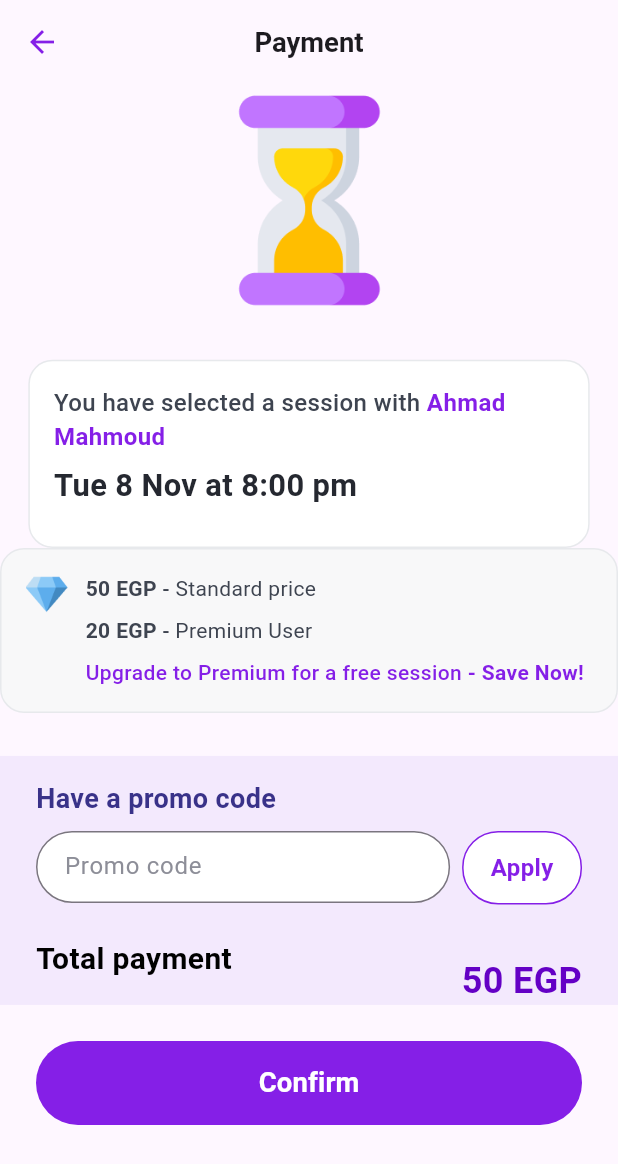
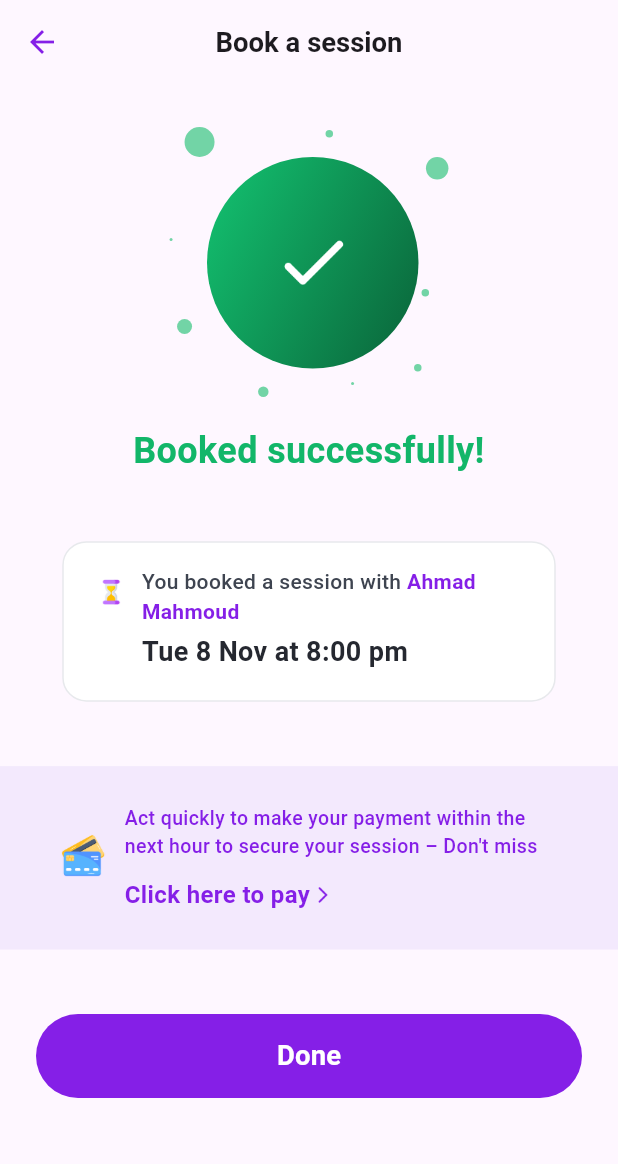
Before and after one commit to Alieliwa/mentor_Task, a Flutter app: the Payment screen opened by its route, after a tap on "Confirm", on a phone screen of 412 x 824 dp. Shown: the top 1164 px of the screen. Run offline on Flutter 3.47's test engine with Material 3 defaults, Android fonts, the phone set to English and light mode, and no system bars; our stand-ins replace flutter_screenutil, table_calendar.

Commit message:
sucessfully_Screen

```diff
--- /dev/null
+++ b/lib/presentation/component/paywidget.dart
@@ -0,0 +1,201 @@
+import 'package:flutter/material.dart';
+import 'package:flutter_screenutil/flutter_screenutil.dart';
+
+class Paywidget extends StatelessWidget {
+  @override
+  Widget build(BuildContext context) {
+    return Container(
+      width: double.infinity,
+      padding: const EdgeInsets.all(8),
+      decoration: BoxDecoration(color: Color(0xFFF3E9FD)),
+      child: Column(
+        mainAxisSize: MainAxisSize.min,
+        mainAxisAlignment: MainAxisAlignment.center,
+        crossAxisAlignment: CrossAxisAlignment.center,
+        children: [
+          Container(
+            height: 89.h,
+            child: Row(
+              mainAxisSize: MainAxisSize.min,
+              mainAxisAlignment: MainAxisAlignment.center,
+              crossAxisAlignment: CrossAxisAlignment.center,
+              children: [
+                Container(
+                  width: 36,
+                  height: 36,
+                  clipBehavior: Clip.antiAlias,
+                  decoration: BoxDecoration(),
+                  child: Stack(
+                    children: [
+                      Positioned(
+                        left: 1.06,
+                        top: 1.62,
+                        child: Container(
+                          width: 33.88,
+                          height: 32.77,
+                          child: Stack(
+                            children: [
+                              Positioned(
+                                left: 0,
+                                top: 0,
+                                child: Container(
+                                  width: 33.88,
+                                  height: 32.77,
+                                  child: Stack(
+                                    children: [
+                                      Positioned(
+                                        left: 0,
+                                        top: 0,
+                                        child: Container(
+                                          width: 33.88,
+                                          height: 29.89,
+                                          child: Stack(children: [
+                                            Image.asset(
+                                                "assets/image/img_10.png")
+                                          ]),
+                                        ),
+                                      ),
+                                      Positioned(
+                                        left: 3.22,
+                                        top: 26.39,
+                                        child: Container(
+                                          width: 25.97,
+                                          height: 2.29,
+                                          child: Stack(
+                                            children: [
+                                              Positioned(
+                                                left: 21.56,
+                                                top: -0,
+                                                child: Container(
+                                                  width: 4.41,
+                                                  height: 2.29,
+                                                  child: Stack(children: []),
+                                                ),
+                                              ),
+                                              Positioned(
+                                                left: 14.38,
+                                                top: 0,
+                                                child: Container(
+                                                  width: 4.41,
+                                                  height: 2.29,
+                                                  child: Stack(children: []),
+                                                ),
+                                              ),
+                                              Positioned(
+                                                left: 7.19,
+                                                top: 0,
+                                                child: Container(
+                                                  width: 4.41,
+                                                  height: 2.29,
+                                                  child: Stack(children: []),
+                                                ),
+                                              ),
+                                              Positioned(
+                                                left: 0,
+                                                top: 0,
+                                                child: Container(
+                                                  width: 4.41,
+                                                  height: 2.29,
+                                                  child: Stack(children: []),
+                                                ),
+                                              ),
+                                            ],
+                                          ),
+                                        ),
+                                      ),
+                                      Positioned(
+                                        left: 3.23,
+                                        top: 15.99,
+                                        child: Container(
+                                          width: 6.42,
+                                          height: 4.77,
+                                          child: Stack(children: []),
+                                        ),
+                                      ),
+                                      Positioned(
+                                        left: 23.30,
+                                        top: 16.79,
+                                        child: Container(
+                                          width: 5.89,
+                                          height: 2.88,
+                                          child: Stack(children: []),
+                                        ),
+                                      ),
+                                    ],
+                                  ),
+                                ),
+                              ),
+                            ],
+                          ),
+                        ),
+                      ),
+                    ],
+                  ),
+                ),
+                const SizedBox(width: 8),
+                Container(
+                  width: 290,
+                  padding: const EdgeInsets.symmetric(vertical: 8),
+                  child: Column(
+                    mainAxisSize: MainAxisSize.min,
+                    mainAxisAlignment: MainAxisAlignment.center,
+                    crossAxisAlignment: CrossAxisAlignment.start,
+                    children: [
+                      SizedBox(
+                        width: 301,
+                        height: 41,
+                        child: Text(
+                          'Act quickly to make your payment within the next hour to secure your session – Don\'t miss out!',
+                          style: TextStyle(
+                            color: Color(0xFF851FE7),
+                            fontSize: 13,
+                            fontWeight: FontWeight.w500,
+                          ),
+                        ),
+                      ),
+                      const SizedBox(height: 8),
+                      Container(
+                        clipBehavior: Clip.antiAlias,
+                        decoration: ShapeDecoration(
+                          shape: RoundedRectangleBorder(
+                              borderRadius: BorderRadius.circular(8)),
+                        ),
+                        child: Row(
+                          mainAxisSize: MainAxisSize.min,
+                          mainAxisAlignment: MainAxisAlignment.center,
+                          crossAxisAlignment: CrossAxisAlignment.center,
+                          children: [
+                            InkWell(
+                              onTap: () {},
+                              child: Text(
+                                'Click here to pay',
+                                style: TextStyle(
+                                  color: Color(0xFF851FE7),
+                                  fontSize: 16,
+                                  fontWeight: FontWeight.w700,
+                                ),
+                              ),
+                            ),
+                            Container(
+                              width: 16,
+                              height: 16,
+                              clipBehavior: Clip.antiAlias,
+                              decoration: BoxDecoration(),
+                              child: Stack(children: [
+                                Image.asset("assets/image/img_11.png")
+                              ]),
+                            ),
+                          ],
+                        ),
+                      ),
+                    ],
+                  ),
+                ),
+              ],
+            ),
+          ),
+        ],
+      ),
+    );
+  }
+}
--- a/lib/presentation/resources/routs_manager.dart
+++ b/lib/presentation/resources/routs_manager.dart
@@ -27,8 +27,8 @@ class RouteGenerator {
         return MaterialPageRoute(builder: (_) => DetailsScreen());
       case Routs.paymentRoute:
         return MaterialPageRoute(builder: (_) => Payment());
-      // case Routs.successfullyRoute:
-      //   return MaterialPageRoute(builder: (_) => BookedSuccessfully());
+      case Routs.successfullyRoute:
+        return MaterialPageRoute(builder: (_) => BookedSuccessfully());
       // case Routs.storeDetailsRoute:
       //   return MaterialPageRoute(builder: (_) => StoreDetailsView());
       // case Routs.onBoardingRoute:
--- a/lib/presentation/resources/string_manager.dart
+++ b/lib/presentation/resources/string_manager.dart
@@ -29,6 +29,7 @@ class AppStrings{
   static const sessionDuration = "The session duration is 30 minutes";
   static const date = "Date";
   static const time = "Time";
+  static const done = "Done";
   static const payment = "Payment";
   static const promoCode = "Promo code";
   static const bookSession = "Book a session";
--- a/lib/presentation/screens/book_session/book_session_free.dart
+++ b/lib/presentation/screens/book_session/book_session_free.dart
@@ -133,7 +133,7 @@ class _BookSessionFreeState extends State<BookSessionFree> {
             height: AppSize.s16,
           ),
           Padding(
-            padding: const EdgeInsets.only(top: AppPadding.p24,left: AppPadding.p24),
+            padding: const EdgeInsets.only(right: AppPadding.p24,left: AppPadding.p24),
             child: materialButton(
               text: AppStrings.next,
               color: ColorManager.primary,
--- a/lib/presentation/screens/booked_successfully/booked_successfully.dart
+++ b/lib/presentation/screens/booked_successfully/booked_successfully.dart
@@ -0,0 +1,165 @@
+import 'package:elmentor/presentation/component/buildbutton.dart';
+import 'package:elmentor/presentation/component/done.dart';
+import 'package:elmentor/presentation/component/paywidget.dart';
+import 'package:elmentor/presentation/resources/color_manager.dart';
+import 'package:elmentor/presentation/resources/fonts_manager.dart';
+import 'package:elmentor/presentation/resources/string_manager.dart';
+import 'package:elmentor/presentation/resources/valuse_manager.dart';
+import 'package:flutter/material.dart';
+import 'package:flutter_screenutil/flutter_screenutil.dart';
+
+class BookedSuccessfully extends StatelessWidget {
+  const BookedSuccessfully({super.key});
+
+  @override
+  Widget build(BuildContext context) {
+    return Scaffold(
+      appBar: AppBar(
+        centerTitle: true,
+        title: Text(
+          AppStrings.bookSession,
+          style: TextStyle(
+            fontSize: FontSize.s16,
+            fontWeight: FontWeight.w600,
+          ),
+        ),
+      ),
+      body: Column(
+        children: [
+          Center(child: Padding(
+            padding:  EdgeInsets.only(top: AppPadding.p24.h),
+            child: Done(),
+          )),
+          SizedBox(height: AppPadding.p16.h,),
+          Text(
+            AppStrings.successfully,
+            textAlign: TextAlign.center,
+            style: TextStyle(
+              color: ColorManager.green1,
+              fontSize: 24,
+              fontWeight: FontWeight.w700,
+            ),
+          ),
+          SizedBox(height: AppPadding.p36.h,),
+          Container(
+            padding: const EdgeInsets.all(16),
+            clipBehavior: Clip.antiAlias,
+            decoration: ShapeDecoration(
+              color: Colors.white,
+              shape: RoundedRectangleBorder(
+                side: BorderSide(width: 1, color: Color(0xFFE7E9EC)),
+                borderRadius: BorderRadius.circular(16),
+              ),
+            ),
+            child: Column(
+              mainAxisSize: MainAxisSize.min,
+              mainAxisAlignment: MainAxisAlignment.start,
+              crossAxisAlignment: CrossAxisAlignment.start,
+              children: [
+                Container(
+                  width: 295,
+                  height: 73,
+                  child: Stack(
+                    children: [
+                      Positioned(
+                        left: 1.50,
+                        top: 3,
+                        child: Container(
+                          width: 28,
+                          height: 28,
+                          clipBehavior: Clip.antiAlias,
+                          decoration: BoxDecoration(),
+                          child: Stack(
+                            children: [
+                              Positioned(
+                                left: 5.15,
+                                top: 0.82,
+                                child: Container(
+                                  width: 17.71,
+                                  height: 26.35,
+                                  child: Stack(children: [
+                                    Image.asset("assets/image/img_8.png",
+                                      width: 28.w,
+                                      height: 28.h,
+                                    )
+                                  ]),
+                                ),
+                              ),
+                            ],
+                          ),
+                        ),
+                      ),
+                      Padding(
+                        padding: const EdgeInsets.only(left: AppPadding.p36),
+                        child: Container(
+                          height: 73,
+                          child: Column(
+                            mainAxisSize: MainAxisSize.min,
+                            mainAxisAlignment: MainAxisAlignment.start,
+                            crossAxisAlignment: CrossAxisAlignment.start,
+                            children: [
+                              SizedBox(
+                                width: double.infinity,
+                                child: Text.rich(
+                                  TextSpan(
+                                    children: [
+                                      TextSpan(
+                                        text: 'You booked a session with ',
+                                        style: TextStyle(
+                                          color: Color(0xFF3E4450),
+                                          fontSize: 14,
+                                          fontWeight: FontWeight.w500,
+                                        ),
+                                      ),
+                                      TextSpan(
+                                        text: 'Ahmad Mahmoud',
+                                        style: TextStyle(
+                                          color: Color(0xFF851FE7),
+                                          fontSize: 14,
+                                          fontWeight: FontWeight.w700,
+                                        ),
+                                      ),
+                                    ],
+                                  ),
+                                ),
+                              ),
+                              const SizedBox(height: 4),
+                              SizedBox(
+                                width: double.infinity,
+                                child: Text(
+                                  'Tue 8 Nov at 8:00 pm',
+                                  style: TextStyle(
+                                    color: Color(0xFF252830),
+                                    fontSize: 18,
+                                    fontWeight: FontWeight.w700,
+                                  ),
+                                ),
+                              ),
+                            ],
+                          ),
+                        ),
+                      ),
+                    ],
+                  ),
+                ),
+              ],
+            ),
+          ),
+          SizedBox(height: AppPadding.p36.h,),
+          Paywidget(),
+          SizedBox(height: AppPadding.p36.h,),
+          Padding(
+            padding: const EdgeInsets.only(right: AppPadding.p24,left: AppPadding.p24),
+            child: materialButton(
+              text: AppStrings.done,
+              color: ColorManager.primary,
+              onPressed: () {},
+              circle: 100,
+              textColor: ColorManager.white,
+            ),
+          )
+        ],
+      ),
+    );
+  }
+}
--- a/lib/presentation/screens/payment/payment.dart
+++ b/lib/presentation/screens/payment/payment.dart
@@ -2,6 +2,7 @@ import 'package:elmentor/presentation/component/buildbutton.dart';
 import 'package:elmentor/presentation/component/search_bar.dart';
 import 'package:elmentor/presentation/resources/color_manager.dart';
 import 'package:elmentor/presentation/resources/fonts_manager.dart';
+import 'package:elmentor/presentation/resources/routs_manager.dart';
 import 'package:elmentor/presentation/resources/string_manager.dart';
 import 'package:elmentor/presentation/resources/valuse_manager.dart';
 import 'package:flutter/material.dart';
@@ -405,7 +406,7 @@ class Payment extends StatelessWidget {
               text: AppStrings.confirm,
               color: ColorManager.primary,
               onPressed: () {
-                // Navigator.pushReplacementNamed(context, Routs.successfullyRoute);
+                Navigator.pushReplacementNamed(context, Routs.successfullyRoute);
               },
               circle: 100,
               textColor: ColorManager.white,
```
Also changed, not shown: assets/image/img_10.png (added), assets/image/img_11.png (added), assets/image/img_9.png (added).
